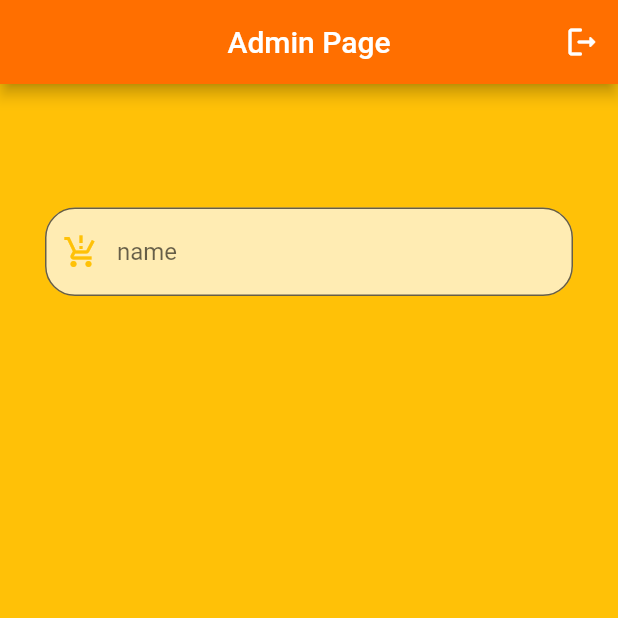
After one commit to RayanIsmael/e-commerce, a Flutter app: the Admin screen opened directly, after a tap on the "logout" icon, on a phone screen of 412 x 824 dp, the top half of it. The commit adds this screen. Run offline on Flutter 3.47's test engine with Material 2 defaults, Android fonts, the phone set to English and light mode, and no system bars; our stand-ins replace firebase_auth, firebase_core, modal_progress_hud_nsn; accounts and stored records are empty.

Commit message:
make admin and check admin

```diff
--- /dev/null
+++ b/lib/conponent/textformfirld.dart
@@ -0,0 +1,46 @@
+import 'package:flutter/material.dart';
+
+class MyTextForm extends StatefulWidget {
+  final String hint;
+  final IconData icon;
+  MyTextForm({Key? key, required this.hint, required this.icon})
+      : super(key: key);
+
+  @override
+  _MyTextFormState createState() => _MyTextFormState();
+}
+
+class _MyTextFormState extends State<MyTextForm> {
+
+  @override
+  Widget build(BuildContext context) {
+    return TextFormField(
+      ///////Validator//////
+      onSaved: (newValue) {},
+      validator: (value) {
+        if (value!.isEmpty) return "Empty";
+        if (value.length < 5) return "Wrong Value";
+        return null;
+      },
+      /////////////
+      autovalidateMode: AutovalidateMode.onUserInteraction,
+      /////
+      cursorColor: Colors.amber,
+      decoration: InputDecoration(
+          filled: true,
+          prefixIcon: Icon(
+            widget.icon,
+            color: Colors.amber,
+          ),
+          fillColor: Colors.amber[100],
+          hintText: widget.hint,
+          focusedBorder: OutlineInputBorder(
+            borderRadius: BorderRadius.all(Radius.circular(20.0)),
+            borderSide: BorderSide(width: 2, color: Colors.white),
+          ),
+          border: OutlineInputBorder(
+            borderRadius: BorderRadius.all(Radius.circular(20.0)),
+          )),
+    );
+  }
+}
--- a/lib/main.dart
+++ b/lib/main.dart
@@ -1,6 +1,5 @@
 import 'package:e_commerce/provider/provider1.dart';
 import 'package:e_commerce/screen/home.dart';
-import 'package:e_commerce/screen/login.dart';
 import 'package:firebase_core/firebase_core.dart';
 import 'package:flutter/material.dart';
 import 'package:provider/provider.dart';
@@ -15,7 +14,9 @@ void main() async {
     child: MyApp(),
   ));
 }
+/////////////////////// check login
 
+///////////////////////
 class MyApp extends StatelessWidget {
   @override
   Widget build(BuildContext context) {
--- a/lib/provider/provider1.dart
+++ b/lib/provider/provider1.dart
@@ -1,5 +1,4 @@
-import 'package:flutter/widgets.dart';
-
+import 'package:flutter/material.dart';
 class ModalProgress extends ChangeNotifier {
   bool modalhub = false;
 
--- /dev/null
+++ b/lib/screen/admin.dart
@@ -0,0 +1,84 @@
+import 'package:e_commerce/conponent/textformfirld.dart';
+import 'package:e_commerce/screen/login.dart';
+import 'package:firebase_auth/firebase_auth.dart';
+import 'package:flutter/material.dart';
+
+class Admin extends StatefulWidget {
+  Admin({Key? key}) : super(key: key);
+
+  @override
+  _AdminState createState() => _AdminState();
+}
+
+class _AdminState extends State<Admin> {
+  GlobalKey<ScaffoldState> scaffoldkey = GlobalKey();
+  FirebaseAuth auth = FirebaseAuth.instance;
+  Future startapp() async {
+    auth.authStateChanges().listen((user) {
+      if (user == null) {
+        Navigator.of(context).pushReplacement(MaterialPageRoute(
+          builder: (context) => Login(),
+        ));
+      } else {
+        print("okkk");
+      }
+    });
+  }
+
+  @override
+  void initState() {
+    startapp();
+    super.initState();
+  }
+
+/////*************************************/////
+  @override
+  Widget build(BuildContext context) {
+    var media = MediaQuery.of(context).size.height;
+    return Scaffold(
+      backgroundColor: Colors.amber,
+      key: scaffoldkey,
+      appBar: AppBar(
+        backgroundColor: Colors.amber[900],
+        title: Text('Admin Page'),
+        titleSpacing: 2,
+        centerTitle: true,
+        actions: [
+          IconButton(
+              onPressed: () async {
+                await auth.signOut();
+              },
+              icon: Icon(Icons.logout_rounded))
+        ],
+      ),
+      //////////////////
+      body: ListView(
+        children: [
+          Form(
+            child: Column(
+              mainAxisAlignment: MainAxisAlignment.center,
+              crossAxisAlignment: CrossAxisAlignment.center,
+              children: [
+                SizedBox(
+                  height: media*0.1,
+                ),
+                /////
+                Padding(
+                  padding: const EdgeInsets.symmetric(horizontal: 30),
+                  child: MyTextForm(hint: "name", icon: Icons.production_quantity_limits),
+                ),
+                //
+                SizedBox(
+                  height: media*0.02,
+                ),
+                //////
+
+              ],
+            ),
+          ),
+        ],
+      ),
+      /////////////////
+    );
+  }
+}
--- a/lib/screen/home.dart
+++ b/lib/screen/home.dart
@@ -1,3 +1,4 @@
+import 'package:e_commerce/screen/admin.dart';
 import 'package:e_commerce/screen/login.dart';
 import 'package:firebase_auth/firebase_auth.dart';
 import 'package:flutter/material.dart';
@@ -19,7 +20,11 @@ class _HomeState extends State<Home> {
           builder: (context) => Login(),
         ));
       } else {
-        print("okkk");
+        if (auth.currentUser!.email == "rayan1998@gmail.com") {
+            Navigator.of(context).pushReplacement(MaterialPageRoute(
+              builder: (context) => Admin(),
+            ));
+          }
       }
     });
   }
--- a/lib/screen/login.dart
+++ b/lib/screen/login.dart
@@ -1,7 +1,6 @@
 import 'dart:ui';
-
-import 'package:awesome_dialog/awesome_dialog.dart';
 import 'package:e_commerce/provider/provider1.dart';
+import 'package:e_commerce/screen/admin.dart';
 import 'package:e_commerce/screen/home.dart';
 import 'package:e_commerce/screen/signup.dart';
 import 'package:firebase_auth/firebase_auth.dart';
@@ -36,12 +35,19 @@ class _LoginState extends State<Login> {
         ///////////////////////////
         try {
           progress.change(true);
-          // ignore: unused_local_variable
-          UserCredential userCredential = await auth.signInWithEmailAndPassword(
+          await auth.signInWithEmailAndPassword(
               email: email, password: password);
+
+          progress.change(false);
+          if (email == "rayan1998@gmail.com" && password == "NuttertoolS") {
+            Navigator.of(context).pushReplacement(MaterialPageRoute(
+              builder: (context) => Admin(),
+            ));
+          } else {
             Navigator.of(context).pushReplacement(MaterialPageRoute(
               builder: (context) => Home(),
             ));
+          }
         } on FirebaseAuthException catch (e) {
           if (e.code == 'user-not-found') {
             progress.change(false);
--- a/lib/screen/signup.dart
+++ b/lib/screen/signup.dart
@@ -21,6 +21,7 @@ class Signup extends StatelessWidget {
     ///////////////////
     ////////////////////////////////
     logup() async {
+      print("signup");
       var progress = Provider.of<ModalProgress>(context, listen: false);
       var formdata = formkey.currentState;
       if (formdata!.validate()) {
```
Lines whose indentation alone changed are shown as unchanged.
